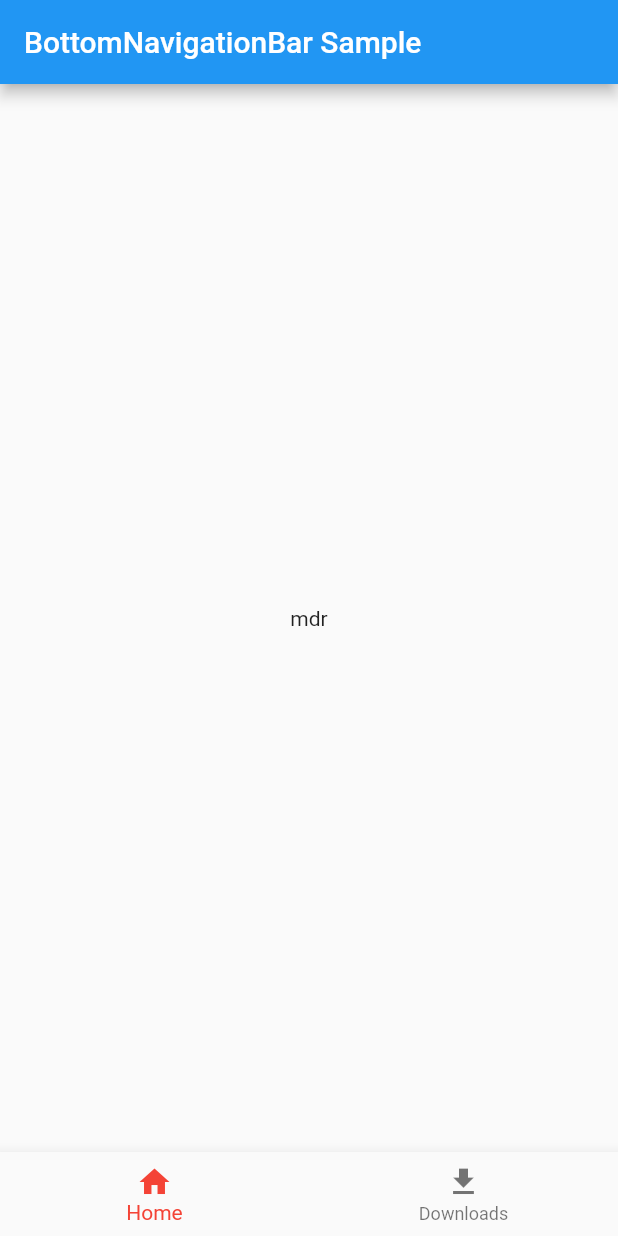
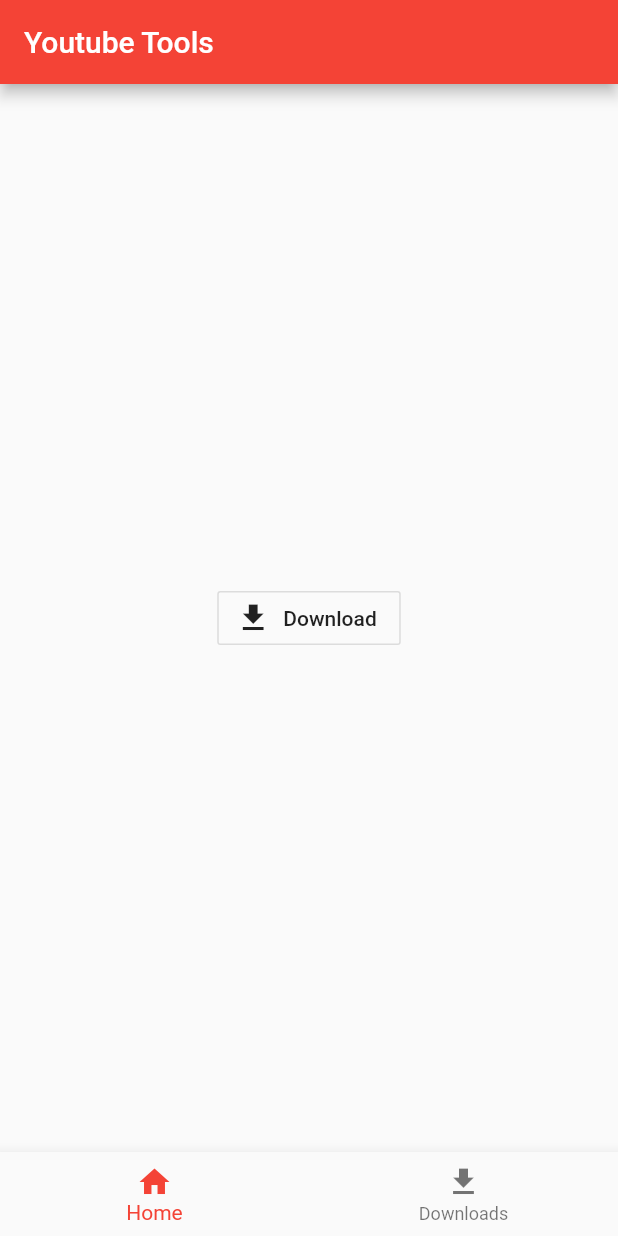
Before and after one commit to Larkooo/youtube-tools, a Flutter app: the screen it shows after launch, on a phone screen of 412 x 824 dp. Run offline on Flutter 3.47's test engine with Material 2 defaults, Android fonts, the phone set to English and light mode, and no system bars.

Commit message:
commut on main and home

```diff
--- a/lib/main.dart
+++ b/lib/main.dart
@@ -45,7 +45,8 @@ class _MyStatefulWidgetState extends State<MyStatefulWidget> {
   Widget build(BuildContext context) {
     return Scaffold(
       appBar: AppBar(
-        title: const Text('BottomNavigationBar Sample'),
+        title: const Text('Youtube Tools'),
+        backgroundColor: Colors.red,
       ),
       body: Center(
         child: _widgetOptions.elementAt(_selectedIndex),
--- a/lib/tabs/home.dart
+++ b/lib/tabs/home.dart
@@ -11,7 +11,15 @@ class _Home extends State<Home> {
   Widget build(BuildContext context) {
     return Scaffold(
       body: Center(
-        child: Text("mdr"),
+        child: Container(
+          child:
+              //OutlineInputBorder(borderRadius: 2),
+              OutlineButton.icon(
+            label: Text("Download"),
+            onPressed: () {},
+            icon: Icon(Icons.file_download),
+          ),
+        ),
       ),
     );
   }
```
